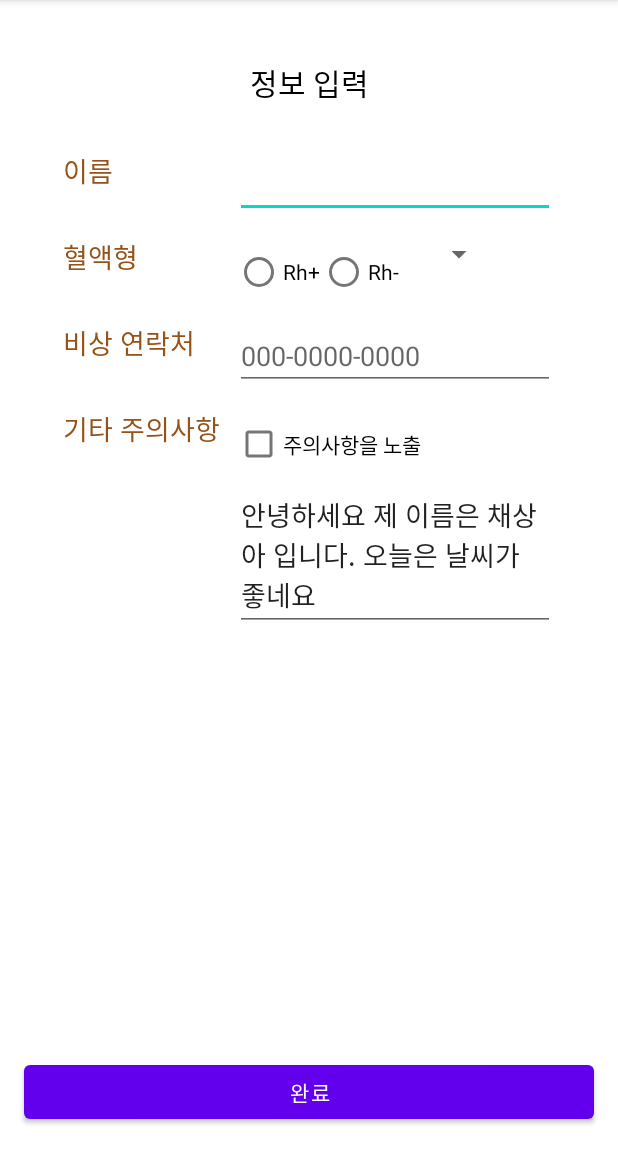
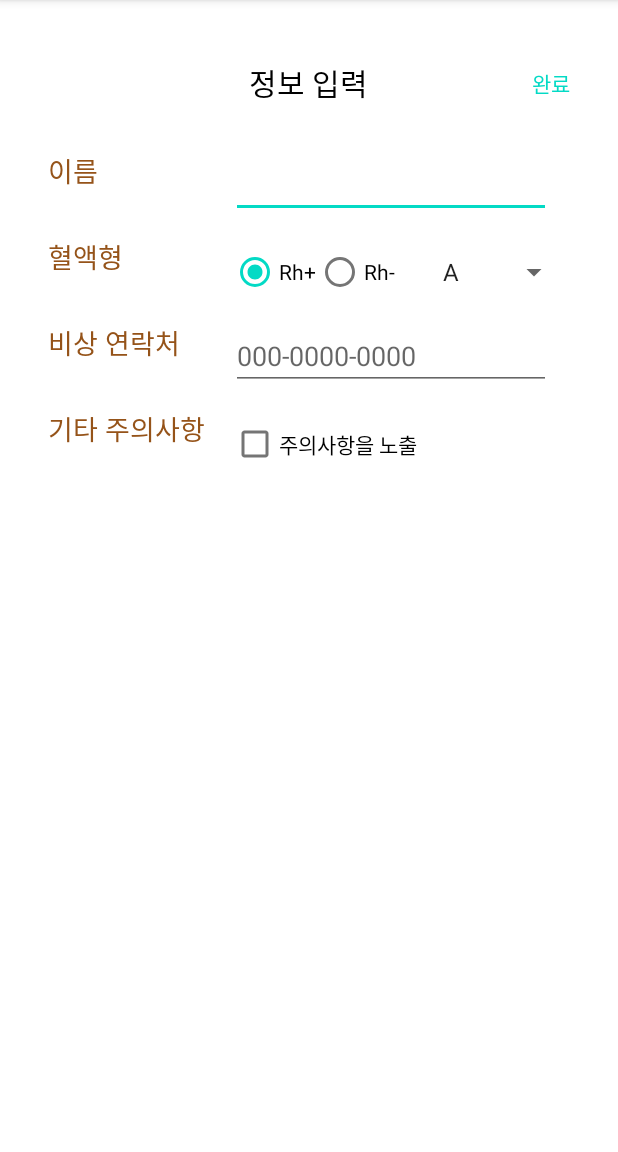
Before and after one commit to ethanchaee/chpater3, an Android app: the InputActivity screen opened directly, with no data from a screen before it, on a phone screen of 412 x 824 dp, the part 84-1236 px from its top. Run offline under Robolectric (Android 15) with nearby library versions, the phone set to English and light mode, and no system bars.

Commit message:
feat : UI 에서 데이터 추출해서 전송

```diff
--- a/app/src/main/java/fastcampus/aop/part1/chpater3/InputActivity.kt
+++ b/app/src/main/java/fastcampus/aop/part1/chpater3/InputActivity.kt
@@ -1,8 +1,10 @@
 package fastcampus.aop.part1.chpater3
 
 import android.content.Intent
+import android.os.Bundle
+import android.widget.ArrayAdapter
 import androidx.appcompat.app.AppCompatActivity
-import android.os.Bundle
+import androidx.core.view.isVisible
 import fastcampus.aop.part1.chpater3.databinding.ActivityInputBinding
 
 class InputActivity : AppCompatActivity() {
@@ -12,11 +14,43 @@ class InputActivity : AppCompatActivity() {
         binding = ActivityInputBinding.inflate(layoutInflater)
         setContentView(binding.root)
 
-        binding.completeButton.setOnClickListener {
+        binding.bloodTypeSpinner.adapter = ArrayAdapter.createFromResource(
+            this,
+            R.array.blood_type_alphabet_array,
+            android.R.layout.simple_list_item_1
+        )
+
+        binding.checkBox.setOnCheckedChangeListener { _, isChecked ->
+            binding.editTextWarning.isVisible = isChecked
+        }
+
+        binding.textViewComplete.setOnClickListener {
             Intent(this, MainActivity::class.java).apply {
                 putExtra("name", binding.editTextName.text.toString())
+                putExtra("bloodType", getBloodType())
+                putExtra("phoneNumber", binding.editTextPhone.text.toString())
+                putExtra("warning", getWarning())
                 startActivity(this)
             }
         }
     }
+
+    private fun getBloodType(): String {
+        val bloodTypeSign = if (binding.radioGroup.checkedRadioButtonId == R.id.radioButtonPlus) {
+            "+"
+        } else {
+            "-"
+        }
+
+        val bloodTypeAlphabet = binding.bloodTypeSpinner.selectedItem
+
+        return "$bloodTypeSign$bloodTypeAlphabet"
+    }
+
+    private fun getWarning() =
+        if (binding.checkBox.isSelected) {
+            binding.editTextWarning.toString()
+        } else {
+            ""
+        }
 }
--- a/app/src/main/res/layout/activity_input.xml
+++ b/app/src/main/res/layout/activity_input.xml
@@ -9,10 +9,10 @@
     <ScrollView
         android:layout_width="wrap_content"
         android:layout_height="wrap_content"
+        app:layout_constraintBottom_toBottomOf="parent"
+        app:layout_constraintEnd_toEndOf="parent"
         app:layout_constraintStart_toStartOf="parent"
-        app:layout_constraintEnd_toEndOf="parent"
         app:layout_constraintTop_toTopOf="parent"
-        app:layout_constraintBottom_toTopOf="@id/completeButton"
         app:layout_constraintVertical_bias="0">
 
         <androidx.constraintlayout.widget.ConstraintLayout
@@ -24,39 +24,49 @@
                 android:id="@+id/titleTextView"
                 android:layout_width="wrap_content"
                 android:layout_height="wrap_content"
+                android:layout_marginTop="16dp"
                 android:text="정보 입력"
+                android:textColor="@color/black"
                 android:textSize="20sp"
-                android:textColor="@color/black"
-                android:layout_marginTop="16dp"
                 app:layout_constraintEnd_toEndOf="parent"
                 app:layout_constraintStart_toStartOf="parent"
                 app:layout_constraintTop_toTopOf="parent" />
 
             <TextView
+                android:id="@+id/textViewComplete"
+                android:layout_width="wrap_content"
+                android:layout_height="wrap_content"
+                android:text="완료"
+                android:textColor="@color/teal_200"
+                app:layout_constraintBottom_toBottomOf="@+id/titleTextView"
+                app:layout_constraintEnd_toEndOf="parent"
+                app:layout_constraintTop_toTopOf="@+id/titleTextView" />
+
+            <TextView
                 android:id="@+id/nameTextView"
+                style="@style/subTitle"
                 android:layout_width="wrap_content"
                 android:layout_height="wrap_content"
                 android:text="이름"
-                style="@style/subTitle"
                 app:layout_constraintStart_toStartOf="parent"
                 app:layout_constraintTop_toBottomOf="@+id/titleTextView" />
 
             <TextView
                 android:id="@+id/bloodTypeTextView"
+                style="@style/subTitle"
                 android:layout_width="wrap_content"
                 android:layout_height="wrap_content"
                 android:text="혈액형"
-                style="@style/subTitle"
                 app:layout_constraintStart_toStartOf="@+id/nameTextView"
                 app:layout_constraintTop_toBottomOf="@+id/nameTextView" />
 
 
             <TextView
                 android:id="@+id/emergencyContactTextView"
+                style="@style/subTitle"
                 android:layout_width="wrap_content"
                 android:layout_height="wrap_content"
                 android:text="비상 연락처"
-                style="@style/subTitle"
                 app:layout_constraintStart_toStartOf="@+id/nameTextView"
                 app:layout_constraintTop_toBottomOf="@+id/bloodTypeTextView" />
 
@@ -74,7 +84,7 @@
                 android:layout_width="wrap_content"
                 android:layout_height="wrap_content"
                 android:orientation="vertical"
-                app:layout_constraintGuide_percent="0.35"/>
+                app:layout_constraintGuide_percent="0.35" />
 
             <EditText
                 android:id="@+id/editTextName"
@@ -98,11 +108,14 @@
                 app:layout_constraintTop_toTopOf="@+id/bloodTypeTextView">
 
                 <RadioButton
+                    android:id="@+id/radioButtonPlus"
                     android:layout_width="wrap_content"
                     android:layout_height="wrap_content"
+                    android:checked="true"
                     android:text="Rh+" />
 
                 <RadioButton
+                    android:id="@+id/radioButtonMinus"
                     android:layout_width="wrap_content"
                     android:layout_height="wrap_content"
                     android:text="Rh-" />
@@ -114,16 +127,17 @@
                 android:layout_width="wrap_content"
                 android:layout_height="wrap_content"
                 android:layout_marginStart="16dp"
+                app:layout_constraintBottom_toBottomOf="@+id/radioGroup"
                 app:layout_constraintStart_toEndOf="@+id/radioGroup"
-                app:layout_constraintTop_toTopOf="@+id/bloodTypeTextView" />
+                app:layout_constraintTop_toTopOf="@+id/radioGroup" />
 
             <EditText
                 android:id="@+id/editTextPhone"
                 android:layout_width="wrap_content"
                 android:layout_height="wrap_content"
                 android:ems="10"
+                android:hint="000-0000-0000"
                 android:inputType="phone"
-                android:hint="000-0000-0000"
                 app:layout_constraintStart_toStartOf="@+id/guideline2"
                 app:layout_constraintTop_toTopOf="@+id/emergencyContactTextView" />
 
@@ -136,30 +150,18 @@
                 app:layout_constraintTop_toTopOf="@+id/textView3" />
 
             <EditText
-                android:id="@+id/editTextTextPersonName4"
+                android:id="@+id/editTextWarning"
                 android:layout_width="0dp"
                 android:layout_height="wrap_content"
                 android:ems="10"
-                android:maxLines="5"
-                android:text="안녕하세요 제 이름은 채상아 입니다. 오늘은 날씨가 좋네요"
+                android:hint="주의사항을 써주세요"
+                android:visibility="gone"
                 app:layout_constraintEnd_toEndOf="parent"
                 app:layout_constraintStart_toStartOf="@+id/guideline2"
                 app:layout_constraintTop_toBottomOf="@+id/checkBox" />
-
 
         </androidx.constraintlayout.widget.ConstraintLayout>
 
     </ScrollView>
 
-
-    <Button
-        android:id="@+id/completeButton"
-        android:layout_width="0dp"
-        android:layout_height="wrap_content"
-        android:text="완료"
-        app:layout_constraintBottom_toBottomOf="parent"
-        app:layout_constraintEnd_toEndOf="parent"
-        app:layout_constraintStart_toStartOf="parent"
-        android:layout_margin="16dp"/>
-
 </androidx.constraintlayout.widget.ConstraintLayout>
--- /dev/null
+++ b/app/src/main/res/values/arrays.xml
@@ -0,0 +1,9 @@
+<?xml version="1.0" encoding="utf-8"?>
+<resources>
+    <string-array name="blood_type_alphabet_array">
+        <item>A</item>
+        <item>B</item>
+        <item>AB</item>
+        <item>O</item>
+    </string-array>
+</resources>
```
